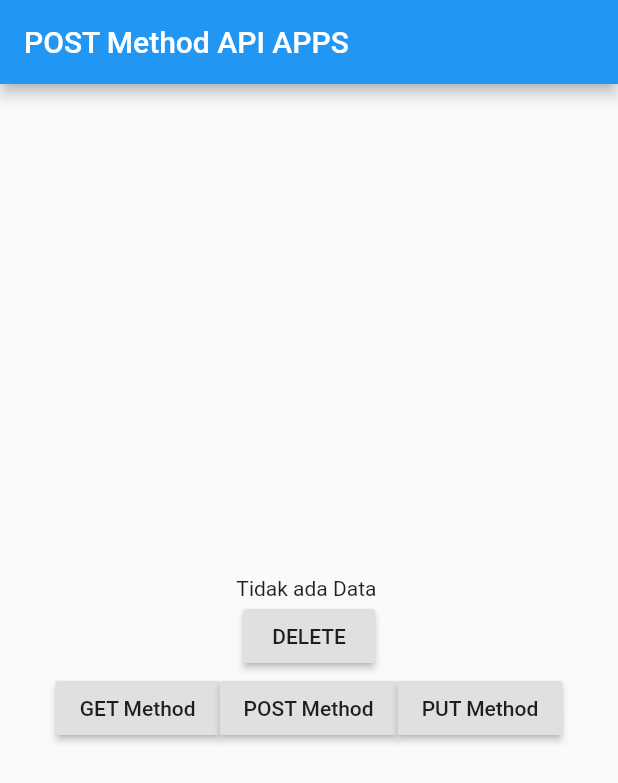
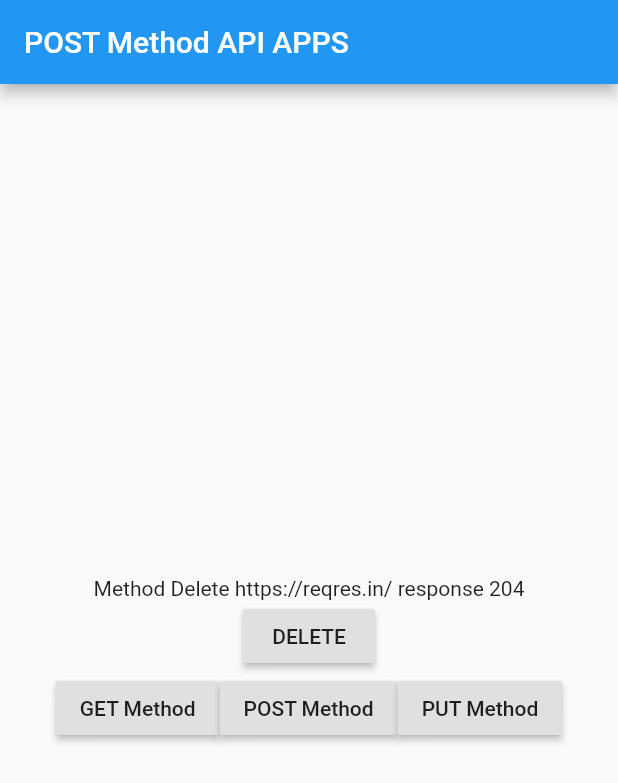
Before and after one commit to dotnid/MobileProgramming, a Flutter app: the DeleteMethod screen opened directly, after a tap on "DELETE", on a phone screen of 412 x 824 dp. Shown: the top 783 px of the screen. Run offline on Flutter 3.47's test engine with Material 2 defaults, Android fonts, the phone set to English and light mode, and no system bars; network calls fail.

Commit message:
Mobile Programming

```diff
--- a/lib/DeleteMethod.dart
+++ b/lib/DeleteMethod.dart
@@ -52,12 +52,14 @@ class _PostMethod extends State<DeleteMethod> {
             children: <Widget>[
               Text((deleteSome != null)
                   ? deleteSome.id
-                  : "Tidak ada Data "),
+                  : "Method Delete https://reqres.in/ response 204"),
 
               RaisedButton(
                 onPressed: () {
-                  DeleteSome.deletes("1", headers);
+                  DeleteSome.deletes("Dodot Nanda", headers).then((value) {
+                    deleteSome = value;
                     setState(() {});
+                  });
 
                 },
                 child: Text("DELETE"),
--- a/lib/ModelDelete.dart
+++ b/lib/ModelDelete.dart
@@ -7,16 +7,19 @@ class DeleteSome{
   String name;
   String job;
   String created;
+  Map<String, String> headers ;
 
   DeleteSome({
-    this.id, this.name, this.job, this.created
+    this.id, this.name, this.job, this.created, this.headers
   });
+
   factory DeleteSome.deleteSome(Map<String, dynamic> object){
     return DeleteSome(
         id:  object['id'],
         name: object['name'],
         job: object['job'],
-        created: object['createdAt']
+        created: object['createdAt'],
+        headers: object['header']
     );
   }
   static Future<DeleteSome> deletes(String id, Map<String, String> headers) async{
--- a/lib/PutMethod.dart
+++ b/lib/PutMethod.dart
@@ -44,8 +44,7 @@ class _PostMethod extends State<PostMethod> {
             mainAxisAlignment: MainAxisAlignment.center,
             children: <Widget>[
               Text((putResult != null)
-                  ? putResult.id +
-                  " | " +
+                  ?
                   putResult.name +
                   " | " +
                   putResult.job
```
Also changed, not shown: lib/ModelPut.dart (+4 -6 lines).
